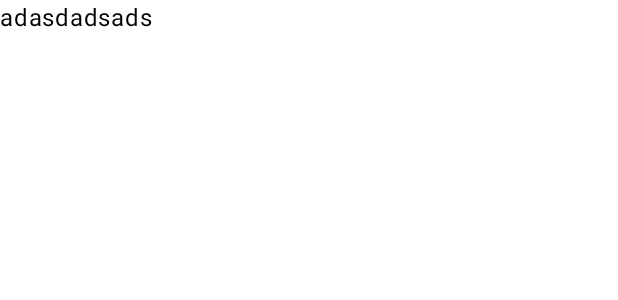
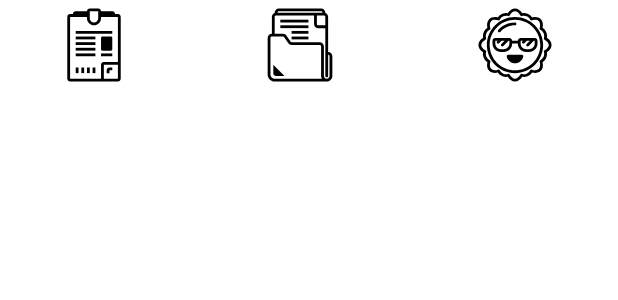
Before and after one commit to menta1/decide.Compose, an Android app built with Jetpack Compose: the @Preview function PreviewBottomNavBar, on a phone screen of 412 x 824 dp. Shown: the top 300 px of the screen. Run offline under Robolectric (Android 15) with nearby library versions, the phone set to English and light mode, and no system bars.

Commit message:
last commit

```diff
--- a/app/src/main/java/com/decide/app/MainActivity.kt
+++ b/app/src/main/java/com/decide/app/MainActivity.kt
@@ -11,7 +11,7 @@ import androidx.compose.material3.Text
 import androidx.compose.runtime.Composable
 import androidx.compose.ui.Modifier
 import androidx.compose.ui.tooling.preview.Preview
-import com.mental.uikit.theme.DecideTheme
+import com.decide.uikit.theme.DecideTheme
 
 class MainActivity : ComponentActivity() {
     override fun onCreate(savedInstanceState: Bundle?) {
--- a/app/src/main/java/com/decide/app/navigation/NavHost.kt
+++ b/app/src/main/java/com/decide/app/navigation/NavHost.kt
@@ -1 +1 @@
-package com.decide.mental.navigation
+package com.decide.app.navigation
--- a/app/src/main/java/com/decide/app/navigation/Route.kt
+++ b/app/src/main/java/com/decide/app/navigation/Route.kt
@@ -1,4 +1,4 @@
-package com.decide.mental.navigation
+package com.decide.app.navigation
 
 interface DecideDestination {
     val route: String
--- a/gradle/libs.versions.toml
+++ b/gradle/libs.versions.toml
@@ -30,6 +30,7 @@ kotlinx-serialization = "1.9.22"
 androidLibrary = "8.2.2"
 constraintlayout = "1.0.1"
 uiTooling = "1.6.3"
+navigationRuntimeKtx = "2.7.7"
 
 [libraries]
 androidx-constraintlayout-compose = { module = "androidx.constraintlayout:constraintlayout-compose", version.ref = "constraintlayoutCompose" }
@@ -69,6 +70,7 @@ firebase-crashlytics = { group = "com.google.firebase", name = "firebase-crashly
 firebase-analytics = { group = "com.google.firebase", name = "firebase-analytics", version.ref = "firebaseAnalytics" }
 androidx-constraintlayout = { group = "androidx.constraintlayout", name = "constraintlayout-compose", version.ref = "constraintlayout" }
 ui-tooling = { group = "androidx.compose.ui", name = "ui-tooling", version.ref = "uiTooling" }
+androidx-navigation-runtime-ktx = { group = "androidx.navigation", name = "navigation-runtime-ktx", version.ref = "navigationRuntimeKtx" }
 
 [plugins]
 androidApplication = { id = "com.android.application", version.ref = "agp" }
--- a/uikit/build.gradle.kts
+++ b/uikit/build.gradle.kts
@@ -53,6 +53,8 @@ dependencies {
     //Compose
     implementation(libs.androidx.activity.compose)
     implementation(platform(libs.androidx.compose.bom))
+    implementation(libs.androidx.navigation.runtime.ktx)
+    implementation(libs.androidx.navigation.compose)
 
     //Testing
     debugImplementation(libs.androidx.ui.tooling)
--- a/uikit/src/main/java/com/decide/uikit/theme/Color.kt
+++ b/uikit/src/main/java/com/decide/uikit/theme/Color.kt
@@ -1,4 +1,4 @@
-package com.mental.uikit.theme
+package com.decide.uikit.theme
 
 import androidx.compose.ui.graphics.Color
 
--- a/uikit/src/main/java/com/decide/uikit/theme/Theme.kt
+++ b/uikit/src/main/java/com/decide/uikit/theme/Theme.kt
@@ -1,4 +1,4 @@
-package com.mental.uikit.theme
+package com.decide.uikit.theme
 
 import android.os.Build
 import androidx.compose.foundation.isSystemInDarkTheme
--- a/uikit/src/main/java/com/decide/uikit/theme/Type.kt
+++ b/uikit/src/main/java/com/decide/uikit/theme/Type.kt
@@ -1,4 +1,4 @@
-package com.mental.uikit.theme
+package com.decide.uikit.theme
 
 import androidx.compose.material3.Typography
 import androidx.compose.ui.text.TextStyle
--- a/uikit/src/main/java/com/decide/uikit/ui/BottomNavBar.kt
+++ b/uikit/src/main/java/com/decide/uikit/ui/BottomNavBar.kt
@@ -1,39 +1,47 @@
-package com.mental.uikit.ui
+package com.decide.uikit.ui
 
+import androidx.compose.foundation.layout.Arrangement
 import androidx.compose.foundation.layout.Box
+import androidx.compose.foundation.layout.Column
 import androidx.compose.foundation.layout.Row
 import androidx.compose.foundation.layout.fillMaxWidth
+import androidx.compose.foundation.layout.height
 import androidx.compose.material3.Icon
-import androidx.compose.material3.MaterialTheme
 import androidx.compose.material3.Text
 import androidx.compose.runtime.Composable
+import androidx.compose.ui.Alignment
 import androidx.compose.ui.Modifier
 import androidx.compose.ui.res.painterResource
 import androidx.compose.ui.res.stringResource
 import androidx.compose.ui.tooling.preview.Preview
+import androidx.compose.ui.unit.dp
 import com.decide.uikit.R
-import com.mental.uikit.theme.DecideTheme
+import com.decide.uikit.theme.DecideTheme
 
 @Composable
 fun BottomNavBar(
     modifier: Modifier = Modifier,
 ) {
-    Row(modifier = Modifier.fillMaxWidth()) {
-        Box() {
+    Row(
+        modifier = modifier.fillMaxWidth().height(60.dp),
+        horizontalArrangement = Arrangement.SpaceAround,
+        verticalAlignment = Alignment.Bottom
+    ) {
+        Column(horizontalAlignment = Alignment.CenterHorizontally) {
             Icon(
                 painter = painterResource(id = R.drawable.ic_bottom_bar_assay),
                 contentDescription = "List assay"
             )
             Text(text = stringResource(id = R.string.bottom_bar_nav_assays))
         }
-        Box() {
+        Column(horizontalAlignment = Alignment.CenterHorizontally) {
             Icon(
                 painter = painterResource(id = R.drawable.ic_bottom_bar_category),
                 contentDescription = "List assay"
             )
             Text(text = stringResource(id = R.string.bottom_bar_nav_categories))
         }
-        Box() {
+        Column(horizontalAlignment = Alignment.CenterHorizontally) {
             Icon(
                 painter = painterResource(id = R.drawable.ic_bottom_bar_profile),
                 contentDescription = "List assay"
@@ -47,9 +55,6 @@ fun BottomNavBar(
 @Composable
 fun PreviewBottomNavBar() {
     DecideTheme {
-        Text(text = "adasdadsads")
+        BottomNavBar()
     }
-//    DecideTheme {
-//        BottomNavBar()
-//    }
 }
```
Also changed, not shown: app/src/main/java/com/decide/app/navigation/AppScreen.kt (+30 -4 lines), 2 other files.
